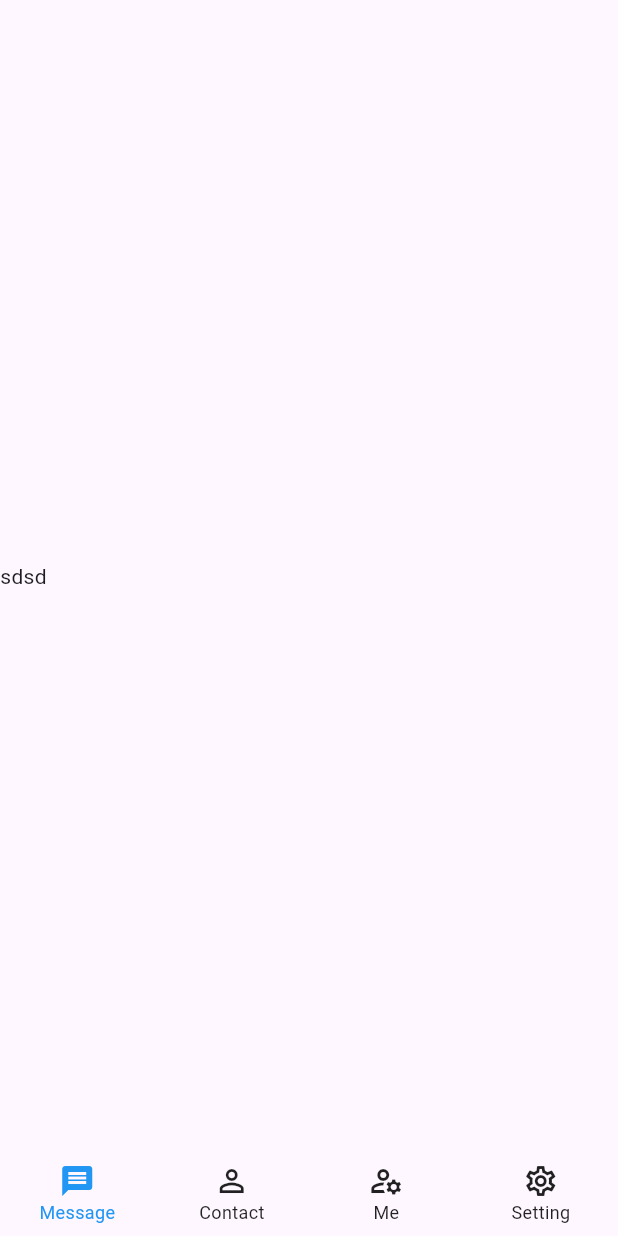
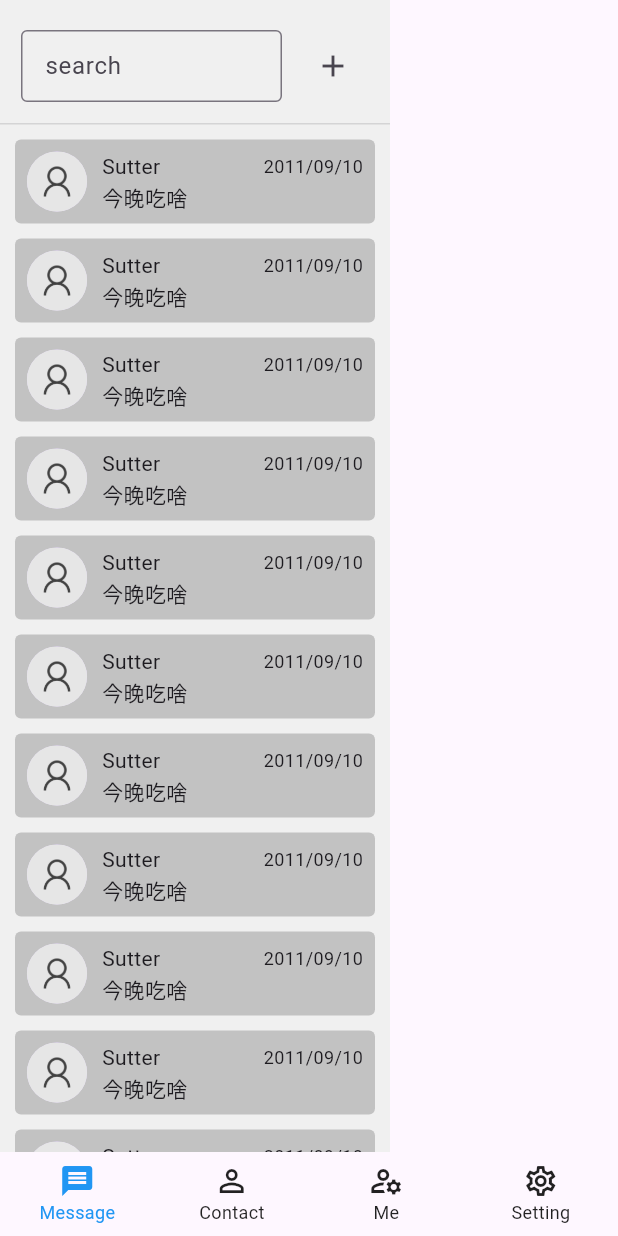
Before and after one commit to wu-yiqiang/fetion, a Flutter app: the screen it shows after launch, on a phone screen of 412 x 824 dp. Run offline on Flutter 3.47's test engine with Material 3 defaults, Android fonts, the phone set to English and light mode, and no system bars; our stand-ins replace flutter_svg, get.

Commit message:
添加massegabar

```diff
--- a/lib/common/const.dart
+++ b/lib/common/const.dart
@@ -1,3 +1,6 @@
 import 'package:flutter/material.dart';
 
 const primaryColor = Colors.blue;
+
+const white = Colors.white;
+const white10 = Color.fromARGB(255, 212, 212, 213);
--- a/lib/pages/home/home.dart
+++ b/lib/pages/home/home.dart
@@ -1,11 +1,10 @@
 import 'package:fetion/navigate/router_table.dart';
+import 'package:fetion/pages/messages/desktop/message_bar.dart';
 import 'package:fetion/utils/EventBus.dart';
 import 'package:flutter/material.dart';
-import '../../layout/destinations.dart';
 import '../../layout/disappearing_bottom_navigation_bar.dart';
 import '../../layout/disappearing_navigation_rail.dart';
-import '../../layout/animations.dart'; // Add this import
-// import './../layout/animated_floating_action_button.dart'; // Add this import
+import '../../layout/animations.dart';
 
 class HomePage extends StatefulWidget {
   const HomePage({super.key});
@@ -15,11 +14,6 @@ class HomePage extends StatefulWidget {
 }
 
 class _HomePage extends State<HomePage> with SingleTickerProviderStateMixin {
-  // late final _colorScheme = Theme.of(context).colorScheme;
-  // late final _backgroundColor = Color.alphaBlend(
-  //   _colorScheme.primary.withAlpha(36),
-  //   _colorScheme.surface,
-  // );
   late final _controller = AnimationController(
     duration: const Duration(milliseconds: 1000),
     reverseDuration: const Duration(milliseconds: 1250),
@@ -29,16 +23,14 @@ class _HomePage extends State<HomePage> with SingleTickerProviderStateMixin {
   late final _railAnimation = RailAnimation(parent: _controller);
   late final _railFabAnimation = RailFabAnimation(parent: _controller);
   late final _barAnimation = BarAnimation(parent: _controller);
-  int selectedIndex = 0; // Add this variable
-  bool controllerInitialized = false; // Add this variable
+  int selectedIndex = 0;
+  bool controllerInitialized = false;
 
   @override
   void didChangeDependencies() {
     super.didChangeDependencies();
 
     final double width = MediaQuery.of(context).size.width;
-    // Remove wideScreen reference
-    // Add from here ...
     final AnimationStatus status = _controller.status;
     if (width > 600) {
       if (status != AnimationStatus.forward &&
@@ -86,19 +78,7 @@ class _HomePage extends State<HomePage> with SingleTickerProviderStateMixin {
                 },
               ),
               Expanded(
-                child: Container(
-                  // color: _backgroundColor,
-                  child: Text("sdsd"),
-                  // child: EmailListView(
-                  //   selectedIndex: selectedIndex,
-                  //   onSelected: (index) {
-                  //     setState(() {
-                  //       selectedIndex = index;
-                  //     });
-                  //   },
-                  //   // currentUser: widget.currentUser,
-                  // ),
-                ),
+                child: MessageBar(),
               ),
             ],
           ),
--- /dev/null
+++ b/lib/pages/messages/desktop/message.dart
@@ -0,0 +1,50 @@
+import 'package:flutter/material.dart';
+
+class Message extends StatefulWidget {
+  const Message({super.key});
+  @override
+  State<Message> createState() => _Message();
+}
+
+class _Message extends State<Message> {
+  @override
+  Widget build(BuildContext context) {
+    return Container(
+      padding: EdgeInsets.all(8),
+      decoration: BoxDecoration(
+        color: const Color.fromARGB(255, 194, 194, 194),
+        borderRadius: const BorderRadius.all(Radius.circular(4)),
+      ),
+      child: Row(
+        spacing: 10,
+        children: [
+          CircleAvatar(
+            radius: 20,
+            backgroundImage: AssetImage("assets/images/user.jpg"),
+          ),
+          Expanded(
+            child: Column(
+              children: [
+                Flex(
+                  direction: Axis.horizontal,
+                  mainAxisAlignment: MainAxisAlignment.spaceBetween,
+                  children: [
+                    Text("Sutter", style: TextStyle(fontSize: 14)),
+                    Text('2011/09/10', style: TextStyle(fontSize: 12)),
+                  ],
+                ),
+                Flex(
+                  direction: Axis.horizontal,
+                  mainAxisAlignment: MainAxisAlignment.start,
+                  children: [
+                    Text("今晚吃啥", style: TextStyle(fontSize: 14)),
+                  ],
+                ),
+              ],
+            ),
+          ),
+        ],
+      ),
+    );
+  }
+}
--- /dev/null
+++ b/lib/pages/messages/desktop/message_bar.dart
@@ -0,0 +1,27 @@
+import 'package:fetion/pages/messages/desktop/messages.dart';
+import 'package:flutter/material.dart';
+import './search_bar.dart';
+
+class MessageBar extends StatefulWidget {
+  const MessageBar({super.key});
+  @override
+  State<MessageBar> createState() => _MessageBar();
+}
+
+class _MessageBar extends State<MessageBar> {
+  @override
+  Widget build(BuildContext context) {
+    return Scaffold(
+      body: Container(
+        width: 260,
+        color: const Color.fromARGB(255, 240, 240, 240),
+        child: Column(
+          children: [
+            Row(children: [Expanded(child: SearchsBar())]),
+            Expanded(child: Messages()),
+          ],
+        ),
+      ),
+    );
+  }
+}
--- /dev/null
+++ b/lib/pages/messages/desktop/messages.dart
@@ -0,0 +1,38 @@
+import 'package:fetion/pages/messages/desktop/message.dart';
+import 'package:flutter/material.dart';
+
+class Messages extends StatefulWidget {
+  const Messages({super.key});
+  @override
+  State<Messages> createState() => _Messages();
+}
+
+class _Messages extends State<Messages> {
+  @override
+  Widget build(BuildContext context) {
+    return SingleChildScrollView(
+      padding: EdgeInsets.all(10),
+      child: Column(
+        spacing: 10,
+        children: [
+          Message(),
+          Message(),
+          Message(),
+          Message(),
+          Message(),
+          Message(),
+          Message(),
+          Message(),
+          Message(),
+          Message(),
+          Message(),
+          Message(),
+          Message(),
+          Message(),
+          Message(),
+          Message(),
+        ],
+      ),
+    );
+  }
+}
--- /dev/null
+++ b/lib/pages/messages/desktop/search_bar.dart
@@ -0,0 +1,51 @@
+import 'package:fetion/common/const.dart';
+import 'package:flutter/material.dart';
+
+class SearchsBar extends StatefulWidget {
+  const SearchsBar({super.key});
+  @override
+  State<SearchsBar> createState() => _SearchsBar();
+}
+
+class _SearchsBar extends State<SearchsBar> {
+  @override
+  Widget build(BuildContext context) {
+    return Container(
+      padding: EdgeInsets.only(top: 20, left: 14, right: 14, bottom: 14),
+      decoration: BoxDecoration(
+        border: Border(bottom: BorderSide(width: 1, color: white10 )),
+        // color: Colors.amber
+      ),
+      child: Flex(
+        direction: Axis.horizontal,
+        mainAxisAlignment: MainAxisAlignment.spaceBetween,
+        spacing: 10,
+        children: [
+          Expanded(child: TextField(
+            keyboardType: TextInputType.text,
+            // onChanged: (value) {
+            //   loginController.setLoginForm('password', value);
+            // },
+            decoration: InputDecoration(
+              hintText: "search",
+              floatingLabelStyle: TextStyle(color: Colors.blueAccent),
+              isDense: true,
+              border: OutlineInputBorder(
+                borderRadius: BorderRadius.all(Radius.circular(4)),
+                borderSide: BorderSide(width: 1.0),
+              ),
+              focusedBorder: OutlineInputBorder(
+                borderRadius: BorderRadius.all(Radius.circular(4)),
+                borderSide: BorderSide(color: Colors.blueAccent, width: 1.0),
+              ),
+            ),
+          ),),
+          IconButton(
+            icon: Icon(Icons.add),
+            onPressed: () {},
+          ),
+        ],
+      ),
+    );
+  }
+}
```
Also changed, not shown: lib/pages/messages/mobile/messages.dart (added).
